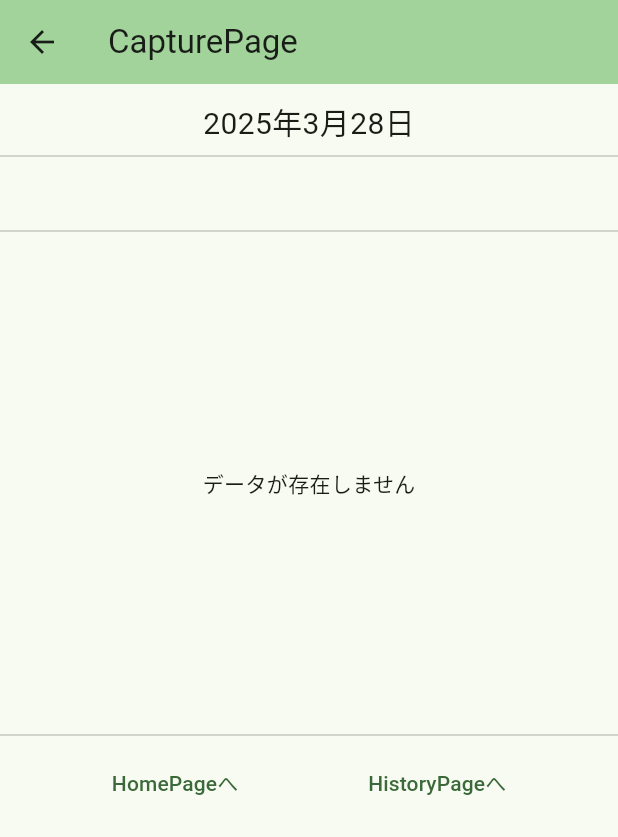
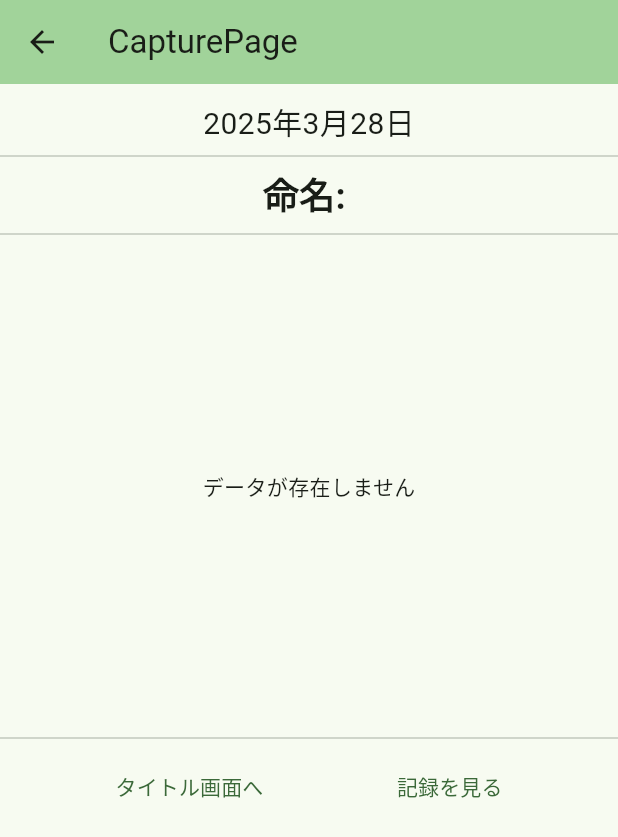
Before and after one commit to OtaTeruya/app_d, a Flutter app: the MealForm screen opened directly with empty values, on a phone screen of 412 x 824 dp. Shown: the top 837 px of the screen. Run offline on Flutter 3.47's test engine with Material 3 defaults, Android fonts, the phone set to English and light mode, and no system bars; drawn by our look-alikes of animated_text_kit; our stand-ins replace camera, flutter_dotenv, gap, go_router, google_generative_ai, shared_preferences and 2 more; accounts and stored records are empty; Roboto replaces fonts that are missing (Rounded).

Commit message:
アニメーションの追加

```diff
--- a/lib/capturePage/view/meal_form.dart
+++ b/lib/capturePage/view/meal_form.dart
@@ -1,7 +1,7 @@
 import 'dart:io';
 
+import 'package:animated_text_kit/animated_text_kit.dart';
 import 'package:app_d/capturePage/component/reward_dialog.dart';
-import 'package:app_d/capturePage/widget/typing_animation_text.dart';
 import 'package:app_d/characterPage/utils/food_manager.dart';
 import 'package:app_d/custom_app_bar.dart';
 import 'package:app_d/database/record_dao.dart';
@@ -26,12 +26,17 @@ class _MealFormState extends State<MealForm> {
   String recordsText = "特定の日付のデータ: なし";
   DateTime? initLatestRecordTime; //前回のデータの時間
 
+  bool fade = false;
+
   @override
   void initState() {
     super.initState();
     _checkFileExists(); // ファイルの存在を確認
     //handleDatabaseOperations(); // データベース操作を初期化時に呼び出す
     getLatestRecord(); // 前回のデータの時間を取得（最初だけ）
+    setState(() {
+      fade = true;
+    });
   }
 
   Future<void> _checkFileExists() async {
@@ -124,25 +129,36 @@ class _MealFormState extends State<MealForm> {
             children: [
               Gap(10),
               Center(
-                child: Text(
+                child: fade ? Text(
                   "${now.year.toString()}年${now.month.toString()}月${now.day.toString()}日",
                   style: const TextStyle(fontSize: 20),
-                ),
+                ) : const Text(''),
               ),
               Divider(),
               Padding(
                 padding: const EdgeInsets.symmetric(horizontal: 15),
                 child: FittedBox(
                   fit: BoxFit.fitWidth,
-                  child: TypingAnimationText(
+                  child: AnimatedTextKit(
+                    animatedTexts: [
+                      TypewriterAnimatedText(
                         "命名: ${widget.cuisineName}",
-                    style: TextStyle(fontSize: 24, fontWeight: FontWeight.w600),
+                        textStyle: TextStyle(
+                          fontSize: 24,
+                          fontWeight: FontWeight.w600,
+                        ),
+                        speed: const Duration(milliseconds: 200),
+                      ),
+                    ],
+                    isRepeatingAnimation: false,
                   ),
                 ),
               ),
               Divider(),
               SizedBox(
                 height: 320,
+                child: AnimatedSwitcher(
+                  duration: const Duration(milliseconds: 400),
                   child:
                       fileExists == null
                           ? const Center(
@@ -154,6 +170,7 @@ class _MealFormState extends State<MealForm> {
                             child: Text("データが存在しません"),
                           ), // ファイルが存在しない場合
                 ),
+              ),
               Divider(),
               Row(
                 mainAxisAlignment: MainAxisAlignment.spaceEvenly,
@@ -163,14 +180,14 @@ class _MealFormState extends State<MealForm> {
                       addDataToDB(context, '/homePage');
                       addDataToDB(context, '/homePage');
                     },
-                    child: Text('HomePageへ'),
+                    child: Text('タイトル画面へ'),
                   ),
                   TextButton(
                     onPressed: () {
                       addDataToDB(context, '/historyPage');
                       addDataToDB(context, '/historyPage');
                     },
-                    child: Text('HistoryPageへ'),
+                    child: Text('記録を見る'),
                   ),
                 ],
               ),
--- a/pubspec.yaml
+++ b/pubspec.yaml
@@ -48,6 +48,7 @@ dependencies:
   flutter_launcher_icons: ^0.14.3
   google_generative_ai: ^0.4.6
   flutter_dotenv: ^5.2.1
+  animated_text_kit: ^4.2.3
 
 dev_dependencies:
   flutter_test:
```
Also changed, not shown: lib/capturePage/widget/typing_animation_text.dart (deleted, +0 -53 lines), pubspec.lock. Lines whose indentation alone changed are shown as unchanged.
